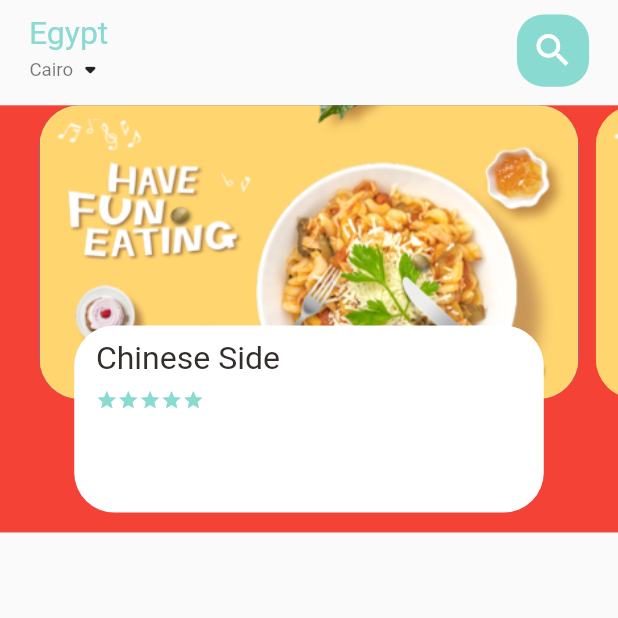
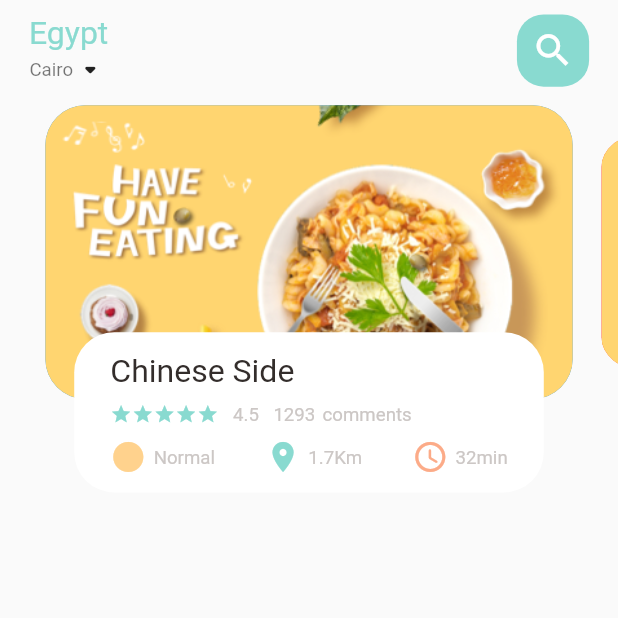
Before and after one commit to saqrelfirgany/Food_Flutter_App, a Flutter app: the screen it shows after launch, on a phone screen of 412 x 824 dp, the top half of it. Run offline on Flutter 3.47's test engine with Material 2 defaults, Android fonts, the phone set to English and light mode, and no system bars; our stand-ins replace flutter_screenutil, get; statements that could not run were skipped.

Commit message:
Finsh Header Matrix

```diff
--- a/lib/home/food_page_body.dart
+++ b/lib/home/food_page_body.dart
@@ -4,6 +4,8 @@ import 'package:flutter_screenutil/flutter_screenutil.dart';
 import 'package:food_flutter_app/helper/assets_helper.dart';
 import 'package:food_flutter_app/utils/colors.dart';
 import 'package:food_flutter_app/widgets/big_text.dart';
+import 'package:food_flutter_app/widgets/icon_with_text.dart';
+import 'package:food_flutter_app/widgets/small_text.dart';
 
 class FoodPageBody extends StatefulWidget {
   const FoodPageBody({Key? key}) : super(key: key);
@@ -14,6 +16,23 @@ class FoodPageBody extends StatefulWidget {
 
 class _FoodPageBodyState extends State<FoodPageBody> {
   PageController pageController = PageController(viewportFraction: 0.9);
+  double _currentPageValue = 0.0;
+
+  @override
+  void initState() {
+    super.initState();
+    pageController.addListener(() {
+      setState(() {
+        _currentPageValue = pageController.page!;
+      });
+    });
+  }
+
+  @override
+  void dispose() {
+    pageController.dispose();
+    super.dispose();
+  }
 
   @override
   Widget build(BuildContext context) {
@@ -21,27 +40,58 @@ class _FoodPageBodyState extends State<FoodPageBody> {
       margin: EdgeInsetsDirectional.only(
         top: 14.h,
       ),
-      color: Colors.red,
+      // color: Colors.red,
       height: 320.h,
       child: PageView.builder(
         controller: pageController,
         itemCount: 5,
         itemBuilder: (context, position) {
-          return buildPageItem(position);
+          return buildPageItem(
+              index: position, currentPageValue: _currentPageValue);
         },
       ),
     );
   }
 }
 
-Widget buildPageItem(int index) {
-  return Stack(
+Widget buildPageItem({required int index, required double currentPageValue}) {
+  Matrix4 matrix = Matrix4.identity();
+  double scaleFactor = 0.8;
+  double height = 220.h;
+  if (index == currentPageValue.floor()) {
+    var currScale = 1 - (currentPageValue - index) * (1 - scaleFactor);
+    var currTrans = height * (1 - currScale) / 2;
+    matrix = Matrix4.diagonal3Values(1, currScale, 1)
+      ..setTranslationRaw(0, currTrans, 0);
+  } else if (index == currentPageValue.floor() + 1) {
+    var currScale =
+        scaleFactor + (currentPageValue - index + 1) * (1 - scaleFactor);
+    var currTrans = height * (1 - currScale) / 2;
+    matrix = Matrix4.diagonal3Values(1, currScale, 1);
+    matrix = Matrix4.diagonal3Values(1, currScale, 1)
+      ..setTranslationRaw(0, currTrans, 0);
+  } else if (index == currentPageValue.floor() - 1) {
+    var currScale = 1 - (currentPageValue - index) * (1 - scaleFactor);
+    var currTrans = height * (1 - currScale) / 2;
+    matrix = Matrix4.diagonal3Values(1, currScale, 1);
+    matrix = Matrix4.diagonal3Values(1, currScale, 1)
+      ..setTranslationRaw(0, currTrans, 0);
+  } else {
+    var currScale = 0.8;
+    var currTrans = height * (1 - scaleFactor) / 2;
+    matrix = Matrix4.diagonal3Values(1, currScale, 1)
+      ..setTranslationRaw(0, currTrans, 0);
+  }
+
+  return Transform(
+    transform: matrix,
+    child: Stack(
       children: [
         Container(
           height: 220.h,
           margin: EdgeInsetsDirectional.only(
-          start: 6.w,
-          end: 6.w,
+            start: 10.w,
+            end: 10.w,
           ),
           decoration: BoxDecoration(
             borderRadius: BorderRadius.circular(30.r),
@@ -55,11 +105,11 @@ Widget buildPageItem(int index) {
         Align(
           alignment: Alignment.bottomCenter,
           child: Container(
-          height: 140.h,
+            height: 120.h,
             margin: EdgeInsetsDirectional.only(
               start: 30.w,
               end: 30.w,
-            bottom: 15.h,
+              bottom: 30.h,
             ),
             decoration: BoxDecoration(
               borderRadius: BorderRadius.circular(30.r),
@@ -67,9 +117,9 @@ Widget buildPageItem(int index) {
             ),
             child: Container(
               padding: EdgeInsetsDirectional.only(
-              top: 10.h,
-              start: 15.w,
-              end: 15.w,
+                top: 15.h,
+                start: 25.w,
+                end: 25.w,
               ),
               child: Column(
                 crossAxisAlignment: CrossAxisAlignment.start,
@@ -88,6 +138,33 @@ Widget buildPageItem(int index) {
                           ),
                         ),
                       ),
+                      SizedBox(width: 10.w),
+                      SmallText(text: '4.5'),
+                      SizedBox(width: 10.w),
+                      SmallText(text: '1293'),
+                      SizedBox(width: 5.w),
+                      SmallText(text: 'comments'),
+                    ],
+                  ),
+                  SizedBox(height: 10.h),
+                  Row(
+                    mainAxisAlignment: MainAxisAlignment.spaceBetween,
+                    children: const [
+                      IconText(
+                        icon: Icons.circle_sharp,
+                        text: 'Normal',
+                        iconColor: AppColors.iconColor1,
+                      ),
+                      IconText(
+                        icon: Icons.location_on,
+                        text: '1.7Km',
+                        iconColor: AppColors.mainColor,
+                      ),
+                      IconText(
+                        icon: Icons.access_time_rounded,
+                        text: '32min',
+                        iconColor: AppColors.iconColor2,
+                      ),
                     ],
                   )
                 ],
@@ -96,5 +173,6 @@ Widget buildPageItem(int index) {
           ),
         ),
       ],
+    ),
   );
 }
--- /dev/null
+++ b/lib/widgets/icon_with_text.dart
@@ -0,0 +1,30 @@
+import 'package:flutter/material.dart';
+import 'package:flutter_screenutil/flutter_screenutil.dart';
+import 'package:food_flutter_app/utils/colors.dart';
+import 'package:food_flutter_app/widgets/small_text.dart';
+
+class IconText extends StatelessWidget {
+  final IconData icon;
+  final String text;
+  final Color iconColor;
+  final double size;
+
+  const IconText({
+    Key? key,
+    required this.icon,
+    required this.text,
+    required this.iconColor,
+    this.size = 25,
+  }) : super(key: key);
+
+  @override
+  Widget build(BuildContext context) {
+    return Row(
+      children: [
+        Icon(icon, color: iconColor, size: size.w),
+        SizedBox(width: 5.w),
+        SmallText(text: text),
+      ],
+    );
+  }
+}
```
Lines whose indentation alone changed are shown as unchanged.
